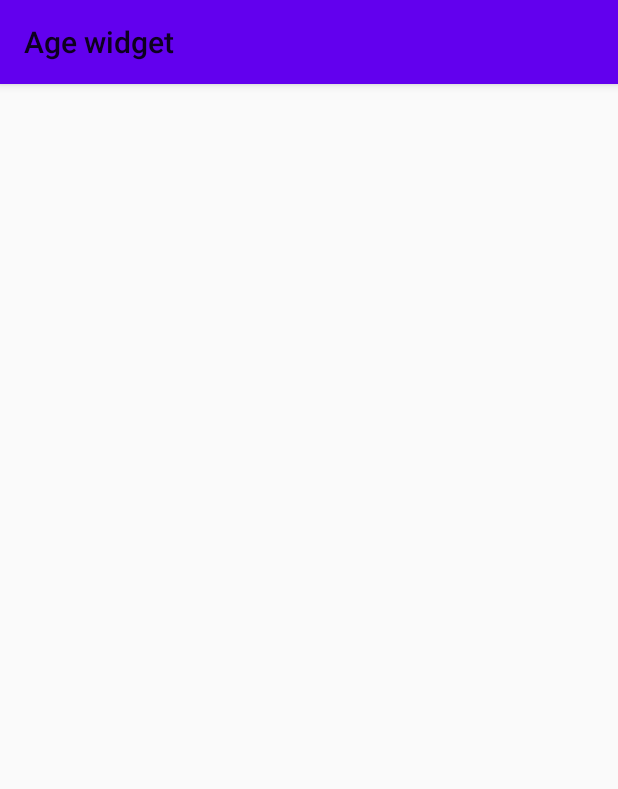
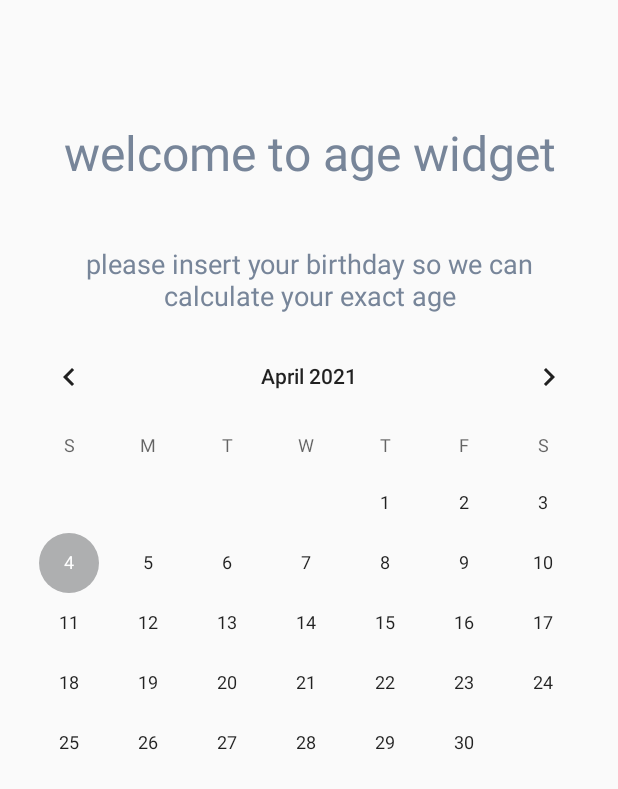
Before and after one commit to keivanshamlu/AgeWidget, an Android app: the screen it shows after launch (MainActivity), on a phone screen of 412 x 824 dp. Shown: the top 789 px of the screen. Run offline under Robolectric (Android 15) with nearby library versions, the light colour scheme and no system bars; our stand-ins replace Dagger/Hilt's generated code, Room's generated code, data binding; 1 statement that could not run was skipped.

Commit message:
more on not registered and calender

```diff
--- a/app/src/main/java/com/shamlou/agewidget/ui/MainActivity.kt
+++ b/app/src/main/java/com/shamlou/agewidget/ui/MainActivity.kt
@@ -1,6 +1,8 @@
 package com.shamlou.agewidget.ui
 
+import android.appwidget.AppWidgetManager
 import android.os.Bundle
+import android.widget.Toast
 import androidx.activity.viewModels
 import androidx.appcompat.app.AppCompatActivity
 import androidx.lifecycle.Observer
@@ -21,7 +23,8 @@ class MainActivity : AppCompatActivity() {
         setContentView(view)
 
 //        setResult(RESULT_CANCELED);
-//        val mAppWidgetId = intent.extras?.getInt(AppWidgetManager.EXTRA_APPWIDGET_ID, AppWidgetManager.INVALID_APPWIDGET_ID);
+        viewModel.setAppWidgetId(intent.extras?.getInt(AppWidgetManager.EXTRA_APPWIDGET_ID, AppWidgetManager.INVALID_APPWIDGET_ID))
+
 //
 //
 //        val resultValue = Intent()
--- a/app/src/main/java/com/shamlou/agewidget/ui/ViewModelMain.kt
+++ b/app/src/main/java/com/shamlou/agewidget/ui/ViewModelMain.kt
@@ -25,6 +25,9 @@ class ViewModelMain
     private val _userNotRegistered = MutableLiveData<Event<Unit>>()
     val userNotRegistered: LiveData<Event<Unit>> = _userNotRegistered
 
+    private val _appWidgetId = MutableLiveData<Int?>()
+    val appWidgetId: LiveData<Int?> = _appWidgetId
+
     init {
 
         //check user birth at first
@@ -45,4 +48,9 @@ class ViewModelMain
             }
         }
     }
+
+    fun setAppWidgetId(appWidgetId : Int?){
+
+        _appWidgetId.value = appWidgetId
+    }
 }
--- a/app/src/main/res/layout/activity_main.xml
+++ b/app/src/main/res/layout/activity_main.xml
@@ -1,7 +1,7 @@
 <?xml version="1.0" encoding="utf-8"?>
-<layout
-    xmlns:android="http://schemas.android.com/apk/res/android"
-    xmlns:app="http://schemas.android.com/apk/res-auto">
+<layout xmlns:android="http://schemas.android.com/apk/res/android"
+    xmlns:app="http://schemas.android.com/apk/res-auto"
+    xmlns:bind="http://schemas.android.com/tools">
     <data>
 
         <variable
@@ -15,26 +15,6 @@
         android:layout_height="match_parent"
         android:orientation="vertical"
         android:id="@+id/constraint_layout">
-
-
-        <Chronometer
-            android:id="@+id/c_meter"
-            android:layout_width="match_parent"
-            android:layout_height="wrap_content"
-            android:layout_margin="20dp"
-            android:layout_marginStart="68dp"
-            android:layout_marginTop="256dp"
-            android:layout_marginEnd="68dp"
-            android:layout_marginBottom="28dp"
-            android:textAppearance="@style/TextAppearance.AppCompat.Large"
-            android:textColor="#092FEC"
-            android:textSize="36sp"
-            android:format=""
-            app:layout_constraintEnd_toEndOf="parent"
-            app:layout_constraintStart_toStartOf="parent"
-            app:layout_constraintTop_toTopOf="parent" />
-
-
 
         <TextView
             android:layout_width="wrap_content"
@@ -55,6 +35,12 @@
             app:layout_constraintEnd_toEndOf="parent"
             app:layout_constraintBottom_toBottomOf="parent" />
 
+
+        <include
+            bind:viewModel="@{viewModel}"
+            layout="@layout/layout_user_registererd"
+            android:id="@+id/layout_user_registererd"/>
+
     </androidx.constraintlayout.widget.ConstraintLayout>
 
 </layout>
--- /dev/null
+++ b/app/src/main/res/layout/layout_user_registererd.xml
@@ -0,0 +1,65 @@
+<?xml version="1.0" encoding="utf-8"?>
+<layout xmlns:android="http://schemas.android.com/apk/res/android"
+    xmlns:app="http://schemas.android.com/apk/res-auto">
+
+    <data>
+
+        <variable
+            name="viewModel"
+            type="com.shamlou.agewidget.ui.ViewModelMain" />
+
+    </data>
+
+    <androidx.constraintlayout.widget.ConstraintLayout
+        android:background="@color/background_colors"
+        android:layout_width="match_parent"
+        android:layout_height="match_parent">
+
+        <TextView
+            android:id="@+id/text_view_not_registered_welcome"
+            android:layout_width="wrap_content"
+            android:layout_height="wrap_content"
+            android:text="welcome to age widget"
+            android:textColor="@color/steel_500"
+            android:textSize="32dp"
+            android:gravity="center"
+            app:layout_constraintTop_toTopOf="parent"
+            app:layout_constraintStart_toStartOf="parent"
+            app:layout_constraintEnd_toEndOf="parent"
+            android:layout_marginTop="80dp"
+            />
+        <TextView
+            android:id="@+id/text_view_not_registered_desc"
+            android:layout_marginStart="24dp"
+            android:layout_marginEnd="24dp"
+            android:layout_width="0dp"
+            android:gravity="center"
+            android:layout_height="wrap_content"
+            android:text="@string/not_registered_desc"
+            android:textColor="@color/steel_500"
+            android:textSize="18dp"
+            app:layout_constraintTop_toBottomOf="@+id/text_view_not_registered_welcome"
+            app:layout_constraintStart_toStartOf="parent"
+            app:layout_constraintEnd_toEndOf="parent"
+            android:layout_marginTop="40dp"
+            />
+
+        <CalendarView
+            android:layout_marginTop="8dp"
+            app:layout_constraintTop_toBottomOf="@+id/text_view_not_registered_desc"
+            app:layout_constraintStart_toStartOf="parent"
+            app:layout_constraintEnd_toEndOf="parent"
+            android:id="@+id/calendar_view"
+            android:weekNumberColor="@color/steel_500"
+            android:outlineSpotShadowColor="@color/steel_500"
+            android:outlineAmbientShadowColor="@color/steel_500"
+            android:focusedMonthDateColor="@color/steel_500"
+            android:unfocusedMonthDateColor="@color/steel_500"
+            android:selectedWeekBackgroundColor="@color/steel_500"
+            android:weekSeparatorLineColor="@color/steel_500"
+            android:layout_width="match_parent"
+            android:layout_height="300dp"
+            />
+
+    </androidx.constraintlayout.widget.ConstraintLayout>
+</layout>
--- a/app/src/main/res/values/colors.xml
+++ b/app/src/main/res/values/colors.xml
@@ -3,5 +3,13 @@
     <color name="colorPrimary">#6200EE</color>
     <color name="colorPrimaryDark">#3700B3</color>
     <color name="colorAccent">#03DAC5</color>
+    <color name="colorRed">#9D0035</color>
+    <color name="colorBlue">#2196F3</color>
     <color name="steel">#AEAFB0</color>
+    <color name="background_colors">#FAFAFA</color>
+    <color name="steel_100">#f5f8fa</color>
+    <color name="steel_200">#dee3e7</color>
+    <color name="steel_300">#afb9c5</color>
+    <color name="steel_500">#778599</color>
+    <color name="steel_700">#475466</color>
 </resources>
--- a/app/src/main/res/values/strings.xml
+++ b/app/src/main/res/values/strings.xml
@@ -1,3 +1,6 @@
 <resources>
     <string name="app_name">Age widget</string>
+    <string name="welcome_text">welcome to age widget</string>
+    <string name="not_registered_desc">please insert your birthday so we can calculate your exact age</string>
+    <string name="add_widget_help">On a Home screen, touch and hold an empty space.\nTap Widgets.\nTouch and hold a widget...</string>
 </resources>
--- a/app/src/main/res/values/styles.xml
+++ b/app/src/main/res/values/styles.xml
@@ -1,6 +1,6 @@
 <resources>
     <!-- Base application theme. -->
-    <style name="AppTheme" parent="Theme.AppCompat.Light">
+    <style name="AppTheme" parent="Theme.AppCompat.Light.NoActionBar">
         <!-- Customize your theme here. -->
         <item name="colorPrimary">@color/colorPrimary</item>
         <item name="colorPrimaryDark">@color/colorPrimaryDark</item>
@@ -8,6 +8,7 @@
         <item name="android:fontFamily">sans-serif</item>
         <item name="android:typeface">serif</item>
     </style>
+
     <style name="helperTextStyle" parent="TextAppearance.AppCompat">
         <item name="android:textColor">@color/steel</item>
         <item name="android:gravity">start</item>
```
